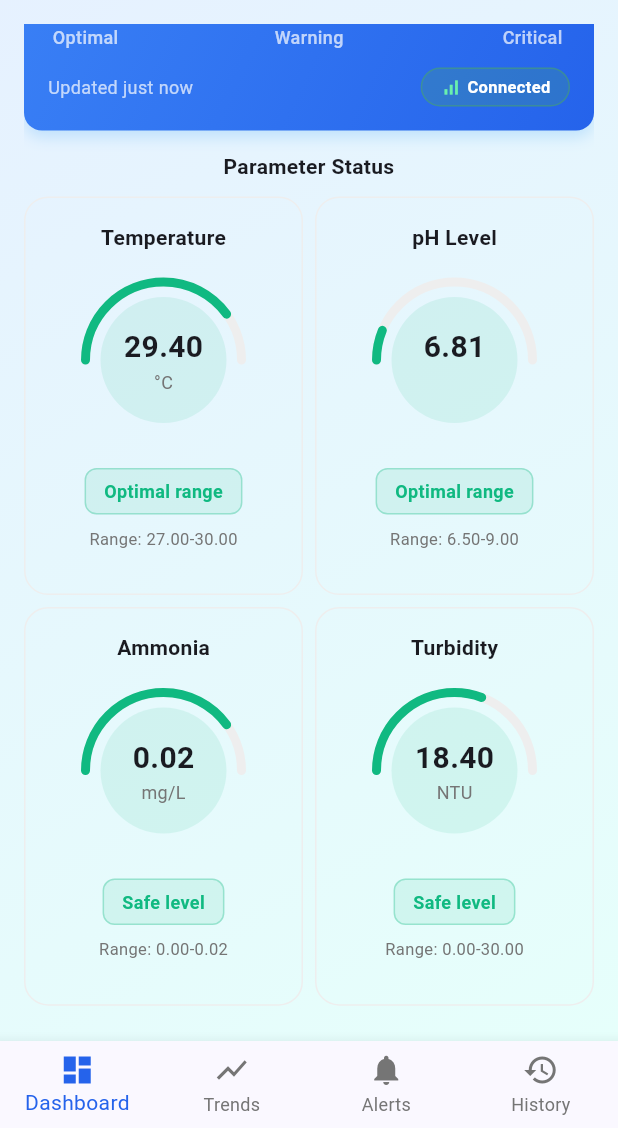
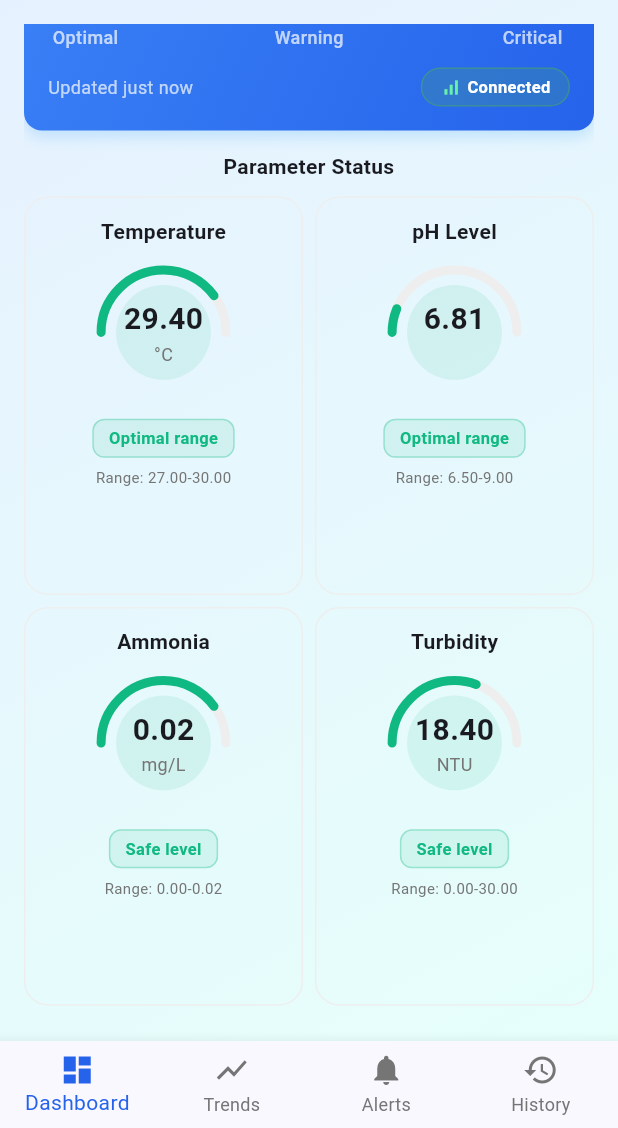
Before and after one commit to GeraldElliRamos/Aquality-Arduino-based-water-quality-monitoring, a Flutter app: the AppScreen screen opened by its route, scrolled down 109 dp, on a phone screen of 412 x 824 dp, the part 108-1236 px from its top. Run offline on Flutter 3.47's test engine with Material 3 defaults, Android fonts, the phone set to English and light mode, and no system bars; our stand-ins replace cloud_firestore, csv, firebase_auth, firebase_core, fl_chart, flutter_local_notifications and 2 more; accounts and stored records are empty.

Commit message:
Refactor: branding, icons, GoogleSignIn, and gauge UI

```diff
--- a/aquality_arduino_based_water_quality_monitoring/lib/services/auth_service.dart
+++ b/aquality_arduino_based_water_quality_monitoring/lib/services/auth_service.dart
@@ -127,10 +127,7 @@ class AuthService {
 
   // ── Google Sign In ──────────────────────────────────────────────
   static Future<GoogleSignInResult> signInWithGoogle() async {
-    final GoogleSignIn googleSignIn = GoogleSignIn(
-      clientId:
-          '1023376554960-9vtf0ai8u27dgd0d082f2r0ukjv1um75.apps.googleusercontent.com',
-    );
+    final GoogleSignIn googleSignIn = GoogleSignIn();
     final GoogleSignInAccount? googleUser = await googleSignIn.signIn();
 
     if (googleUser == null) {
@@ -242,10 +239,7 @@ class AuthService {
 
   // ── Logout ──────────────────────────────────────────────────────
   static Future<void> logout() async {
-    final GoogleSignIn googleSignIn = GoogleSignIn(
-      clientId:
-          '1023376554960-9vtf0ai8u27dgd0d082f2r0ukjv1um75.apps.googleusercontent.com',
-    );
+    final GoogleSignIn googleSignIn = GoogleSignIn();
     await googleSignIn.signOut();
     await _auth.signOut();
     isAdmin.value = false;
--- a/aquality_arduino_based_water_quality_monitoring/lib/widgets/gauge_widget.dart
+++ b/aquality_arduino_based_water_quality_monitoring/lib/widgets/gauge_widget.dart
@@ -91,7 +91,7 @@ class _GaugeWidgetState extends State<GaugeWidget>
     return GestureDetector(
       onTap: widget.onTap,
       child: Container(
-        padding: const EdgeInsets.all(16),
+        padding: const EdgeInsets.all(12),
         decoration: BoxDecoration(
           borderRadius: BorderRadius.circular(16),
           border: Border.all(
@@ -101,7 +101,11 @@ class _GaugeWidgetState extends State<GaugeWidget>
             width: 1,
           ),
         ),
-        child: Stack(
+        child: LayoutBuilder(
+          builder: (context, constraints) {
+            final gaugeSize = (constraints.maxWidth * 0.62).clamp(92.0, 120.0);
+
+            return Stack(
               alignment: Alignment.center,
               children: [
                 Column(
@@ -114,10 +118,10 @@ class _GaugeWidgetState extends State<GaugeWidget>
                         fontWeight: FontWeight.w600,
                       ),
                     ),
-            const SizedBox(height: 12),
+                    const SizedBox(height: 8),
                     SizedBox(
-              height: 120,
-              width: 120,
+                      height: gaugeSize,
+                      width: gaugeSize,
                       child: AnimatedBuilder(
                         animation: _animation,
                         builder: (context, child) {
@@ -157,9 +161,9 @@ class _GaugeWidgetState extends State<GaugeWidget>
                         },
                       ),
                     ),
-            const SizedBox(height: 12),
+                    const SizedBox(height: 8),
                     Container(
-              padding: const EdgeInsets.symmetric(horizontal: 12, vertical: 6),
+                      padding: const EdgeInsets.symmetric(horizontal: 10, vertical: 4),
                       decoration: BoxDecoration(
                         color: widget.statusColor.withOpacity(0.1),
                         borderRadius: BorderRadius.circular(8),
@@ -170,17 +174,17 @@ class _GaugeWidgetState extends State<GaugeWidget>
                       child: Text(
                         widget.status,
                         style: TextStyle(
-                  fontSize: 12,
+                          fontSize: 11,
                           fontWeight: FontWeight.w600,
                           color: widget.statusColor,
                         ),
                       ),
                     ),
-            const SizedBox(height: 8),
+                    const SizedBox(height: 6),
                     Text(
                       'Range: ${FormatUtils.formatRange(widget.minSafe, widget.maxSafe)}',
                       style: TextStyle(
-                fontSize: 11,
+                        fontSize: 10,
                         color: isDark
                             ? Colors.grey.shade400
                             : Colors.grey.shade600,
@@ -206,6 +210,8 @@ class _GaugeWidgetState extends State<GaugeWidget>
                     ),
                   ),
               ],
+            );
+          },
         ),
       ),
     );
```
Also changed, not shown: aquality_arduino_based_water_quality_monitoring/pubspec.yaml (+8 -0 lines), aquality_arduino_based_water_quality_monitoring/pubspec.lock, 30 other files. Lines whose indentation alone changed are shown as unchanged.
